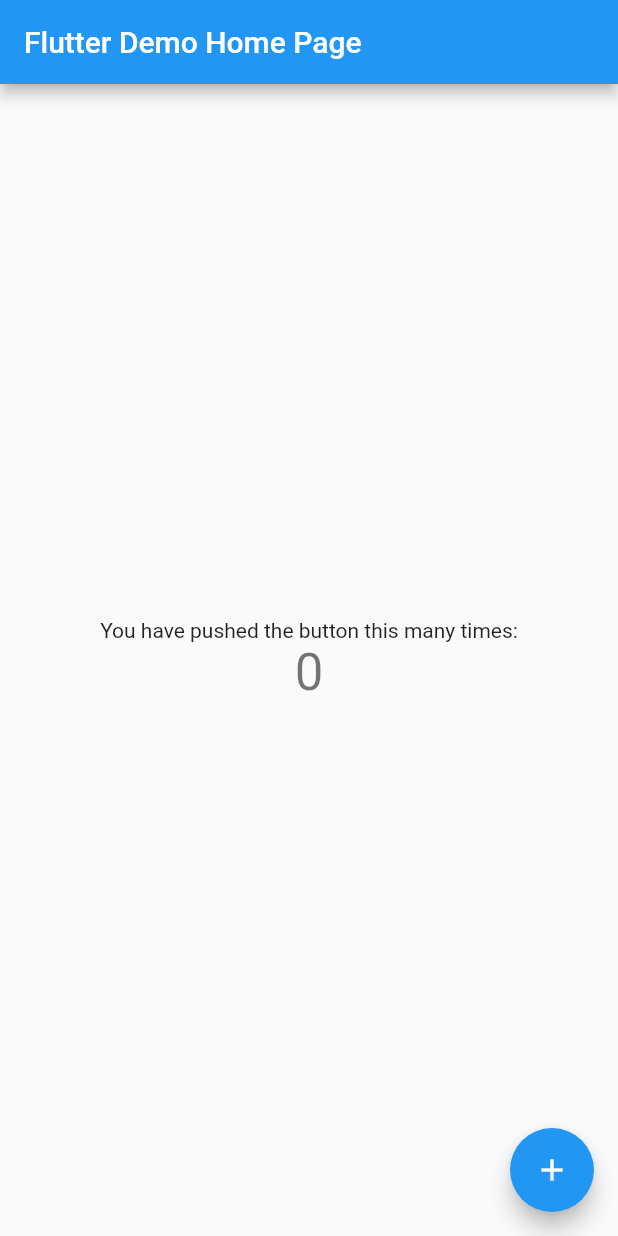
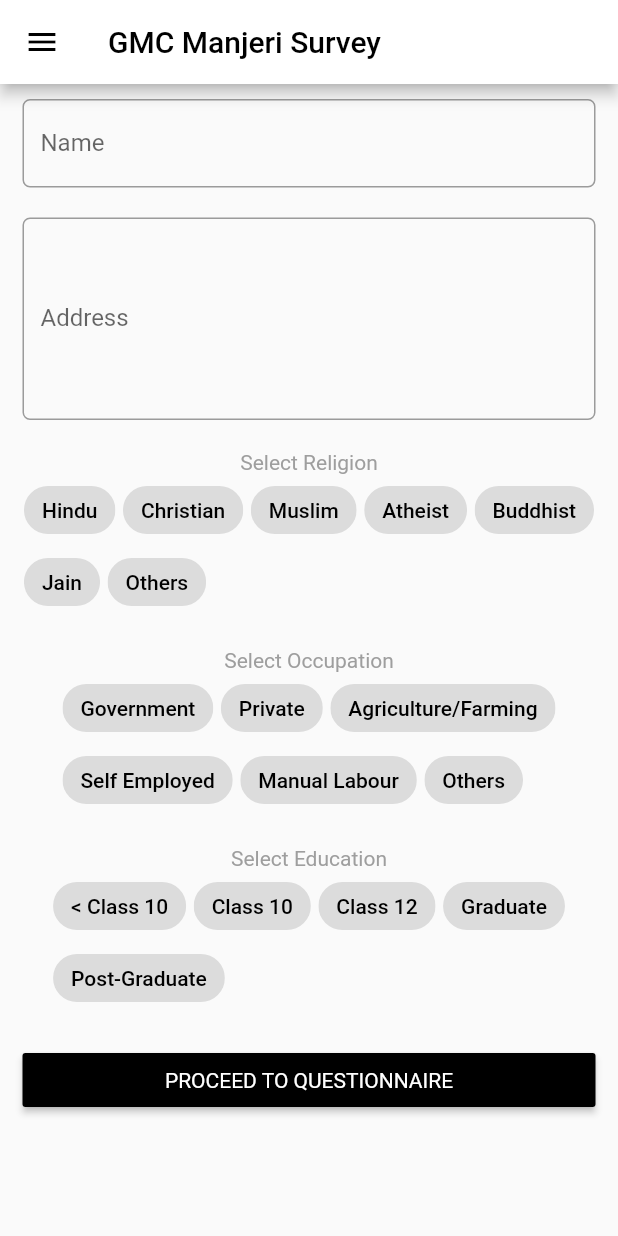
Before and after one commit to ishangh/gmcmanjeri_flutter, a Flutter app: the screen it shows after launch, on a phone screen of 412 x 824 dp. Run offline on Flutter 3.47's test engine with Material 2 defaults, Android fonts, the phone set to English and light mode, and no system bars.

Commit message:
Added files

```diff
--- a/lib/main.dart
+++ b/lib/main.dart
@@ -1,111 +1,30 @@
 import 'package:flutter/material.dart';
+import 'package:gmcmanjeri_flutter/views/mainform.dart';
+void main(){
+  runApp(MyApp());
+}
 
-void main() => runApp(MyApp());
-
-class MyApp extends StatelessWidget {
-  // This widget is the root of your application.
+class MyApp extends StatelessWidget{
   @override
   Widget build(BuildContext context) {
+    // TODO: implement build
     return MaterialApp(
-      title: 'Flutter Demo',
+      title: "GMC Manjeri Survey",
+      debugShowCheckedModeBanner: false,
+      color: Colors.white,
       theme: ThemeData(
-        // This is the theme of your application.
-        //
-        // Try running your application with "flutter run". You'll see the
-        // application has a blue toolbar. Then, without quitting the app, try
-        // changing the primarySwatch below to Colors.green and then invoke
-        // "hot reload" (press "r" in the console where you ran "flutter run",
-        // or simply save your changes to "hot reload" in a Flutter IDE).
-        // Notice that the counter didn't reset back to zero; the application
-        // is not restarted.
-        primarySwatch: Colors.blue,
+          primaryColor: Colors.black,
+          appBarTheme: AppBarTheme(
+              iconTheme: IconThemeData(color: Colors.black)
+          ),
+          inputDecorationTheme: InputDecorationTheme(
+              border: OutlineInputBorder(
+                borderRadius: BorderRadius.circular(5.0),
+              )
+          ),
+          iconTheme: IconThemeData(color: Colors.black)
       ),
-      home: MyHomePage(title: 'Flutter Demo Home Page'),
+      home: MainForm(),
     );
   }
 }
-
-class MyHomePage extends StatefulWidget {
-  MyHomePage({Key key, this.title}) : super(key: key);
-
-  // This widget is the home page of your application. It is stateful, meaning
-  // that it has a State object (defined below) that contains fields that affect
-  // how it looks.
-
-  // This class is the configuration for the state. It holds the values (in this
-  // case the title) provided by the parent (in this case the App widget) and
-  // used by the build method of the State. Fields in a Widget subclass are
-  // always marked "final".
-
-  final String title;
-
-  @override
-  _MyHomePageState createState() => _MyHomePageState();
-}
-
-class _MyHomePageState extends State<MyHomePage> {
-  int _counter = 0;
-
-  void _incrementCounter() {
-    setState(() {
-      // This call to setState tells the Flutter framework that something has
-      // changed in this State, which causes it to rerun the build method below
-      // so that the display can reflect the updated values. If we changed
-      // _counter without calling setState(), then the build method would not be
-      // called again, and so nothing would appear to happen.
-      _counter++;
-    });
-  }
-
-  @override
-  Widget build(BuildContext context) {
-    // This method is rerun every time setState is called, for instance as done
-    // by the _incrementCounter method above.
-    //
-    // The Flutter framework has been optimized to make rerunning build methods
-    // fast, so that you can just rebuild anything that needs updating rather
-    // than having to individually change instances of widgets.
-    return Scaffold(
-      appBar: AppBar(
-        // Here we take the value from the MyHomePage object that was created by
-        // the App.build method, and use it to set our appbar title.
-        title: Text(widget.title),
-      ),
-      body: Center(
-        // Center is a layout widget. It takes a single child and positions it
-        // in the middle of the parent.
-        child: Column(
-          // Column is also layout widget. It takes a list of children and
-          // arranges them vertically. By default, it sizes itself to fit its
-          // children horizontally, and tries to be as tall as its parent.
-          //
-          // Invoke "debug painting" (press "p" in the console, choose the
-          // "Toggle Debug Paint" action from the Flutter Inspector in Android
-          // Studio, or the "Toggle Debug Paint" command in Visual Studio Code)
-          // to see the wireframe for each widget.
-          //
-          // Column has various properties to control how it sizes itself and
-          // how it positions its children. Here we use mainAxisAlignment to
-          // center the children vertically; the main axis here is the vertical
-          // axis because Columns are vertical (the cross axis would be
-          // horizontal).
-          mainAxisAlignment: MainAxisAlignment.center,
-          children: <Widget>[
-            Text(
-              'You have pushed the button this many times:',
-            ),
-            Text(
-              '$_counter',
-              style: Theme.of(context).textTheme.display1,
-            ),
-          ],
-        ),
-      ),
-      floatingActionButton: FloatingActionButton(
-        onPressed: _incrementCounter,
-        tooltip: 'Increment',
-        child: Icon(Icons.add),
-      ), // This trailing comma makes auto-formatting nicer for build methods.
-    );
-  }
-}
--- /dev/null
+++ b/lib/models/person.dart
@@ -0,0 +1,44 @@
+class Person{
+  int _id = 0;
+  String _name = "";
+  String _address = "";
+  String _religion = "";
+  String _occupation = "";
+  String _education = "";
+
+  Person(int id, String name, String address, String religion, String occupation, String education){
+    this._id = id;
+    this._name = name;
+    this._address = address;
+    this._religion = religion;
+    this._occupation = occupation;
+    this._education = education;
+  }
+
+  int get id => _id;
+  String get name => _name;
+  String get address => _address;
+  String get religion => _religion;
+  String get occupation => _occupation;
+  String get education => _education;
+
+  set name(String newName){
+    this._name = newName;
+  }
+
+  set address(String newAddress){
+    this._address = newAddress;
+  }
+
+  set religion(String newReligion){
+    this._religion = newReligion;
+  }
+
+  set occupation(String newOccupation){
+    this._occupation = newOccupation;
+  }
+
+  set education(String newEducation){
+    this._education = newEducation;
+  }
+}
--- /dev/null
+++ b/lib/views/mainform.dart
@@ -0,0 +1,246 @@
+import 'package:flutter/material.dart';
+import 'package:gmcmanjeri_flutter/models/person.dart';
+import 'package:gmcmanjeri_flutter/views/questionnaire.dart';
+
+// ONLY FOR TESTING = Some ID Value
+int _id = 0;
+
+// We declare religions here.
+const List<String> _Religions = [
+  "Hindu",
+  "Christian",
+  "Muslim",
+  "Atheist",
+  "Buddhist",
+  "Jain",
+  "Others"
+];
+// We declare occupation here.
+const List<String> _Occupations = [
+  "Government",
+  "Private",
+  "Agriculture/Farming",
+  "Self Employed",
+  "Manual Labour",
+  "Others"
+];
+// We declare education here.
+const List<String> _EducationCategories = [
+  "< Class 10",
+  "Class 10",
+  "Class 12",
+  "Graduate",
+  "Post-Graduate",
+//  "Doctorate"
+];
+
+class MainForm extends StatefulWidget{
+  @override
+  State<StatefulWidget> createState() {
+    // TODO: implement createState
+    return MainFormState();
+  }
+}
+
+
+class MainFormState extends State<MainForm>{
+
+  // Selected Strings for Options
+  static String _selectedReligion = '';
+  static String _selectedOccupation = '';
+  static String _selectedEducation = '';
+  // TEXT FIELD CONTROLLER STRINGS
+  TextEditingController nameController = new TextEditingController();
+  TextEditingController addressController = new TextEditingController();
+
+  // Widget Builder (UI Builder)
+  @override
+  Widget build(BuildContext context) {
+    return Scaffold(
+        appBar: AppBar(
+          title: Text('GMC Manjeri Survey', style: TextStyle(color: Colors.black),),
+          backgroundColor: Colors.white,
+          leading: GestureDetector(
+            child: Icon(Icons.menu),
+            onTap: (){
+              debugPrint("Hamburger Menu Clicked");
+            },
+          ),
+        ),
+        body: Builder(
+            builder: (context) => Padding(
+                padding: EdgeInsets.only(top: 0.0),
+                child: ListView(
+                  children: <Widget>[
+                    Padding(
+                      padding: commonPadding(),
+                      child: TextField(
+                        controller: nameController,
+                        onChanged: (value){
+                          setState() {
+                            debugPrint("[main] Name Controller Changed");
+                          }
+                        },
+                        decoration: InputDecoration(
+                          labelText: 'Name',
+                        ),
+                      ), // TEXTFIELD
+                    ), // PADDING
+                    Padding(
+                      padding: commonPadding(),
+                      child: TextField(
+                        controller: addressController,
+                        keyboardType: TextInputType.multiline,
+                        maxLines: 5,
+                        onChanged: (value){
+                          setState(() {
+                            debugPrint('[main] Address Controller Changed');
+                          });
+                        },
+                        decoration: InputDecoration(
+                          labelText: 'Address',
+                        ),
+                      ),
+                    ),
+                    Padding(
+                        padding: commonPadding(),
+                        child: Column(
+                          children: <Widget>[
+                            Center(
+                                child: Text("Select Religion", style: TextStyle(color: Colors.grey))
+                            ),
+                            Wrap(
+                                spacing: 5,
+                                children: _Religions.map((String religion)=> ChoiceChip(
+                                  selected: _selectedReligion == religion,
+                                  backgroundColor: Colors.black12,
+                                  label: Text(religion.toString(), style: TextStyle(color: Colors.black),),
+                                  //                        avatar: _selectedReligion == religion
+                                  //                            ? Icon(Icons.done)
+                                  //                            : null,
+                                  selectedColor: Colors.grey,
+                                  onSelected: (bool isChecked){
+                                    setState(() {
+                                      _selectedReligion = isChecked ? religion : "";
+                                    });
+                                  },
+                                )).toList()
+                            ), // WRAP
+                          ],
+                        )
+                    ),
+                    Padding(
+                        padding: EdgeInsets.only(top: 10.0, bottom: 10.0),
+                        child: Column(
+                          children: <Widget>[
+                            Center(
+                                child: Text("Select Occupation", style: TextStyle(color: Colors.grey))
+                            ),
+                            Wrap(
+                                spacing: 5,
+                                children: _Occupations.map((String occupation)=> ChoiceChip(
+                                  selected: _selectedOccupation == occupation,
+                                  backgroundColor: Colors.black12,
+                                  label: Text(occupation.toString(), style: TextStyle(color: Colors.black),),
+                                  //                        avatar: _selectedReligion == religion
+                                  //                            ? Icon(Icons.done)
+                                  //                            : null,
+                                  selectedColor: Colors.grey,
+                                  onSelected: (bool isChecked){
+                                    setState(() {
+                                      _selectedOccupation = isChecked ? occupation : "";
+                                    });
+                                  },
+                                )).toList()
+                            ), // WRAP
+                          ],
+                        )
+                    ),
+                    Padding(
+                        padding: EdgeInsets.only(top: 10.0, bottom: 10.0),
+                        child: Column(
+                          children: <Widget>[
+                            Center(
+                                child: Text("Select Education", style: TextStyle(color: Colors.grey))
+                            ),
+                            Wrap(
+                                spacing: 5,
+                                children: _EducationCategories.map((String education)=> ChoiceChip(
+                                  selected: _selectedEducation == education,
+                                  backgroundColor: Colors.black12,
+                                  label: Text(education.toString(), style: TextStyle(color: Colors.black),),
+                                  //                        avatar: _selectedReligion == religion
+                                  //                            ? Icon(Icons.done)
+                                  //                            : null,
+                                  selectedColor: Colors.grey,
+                                  onSelected: (bool isChecked){
+                                    setState(() {
+                                      _selectedEducation = isChecked ? education : "";
+                                    });
+                                  },
+                                )).toList()
+                            ), // WRAP
+                          ],
+                        )
+                    ),
+                    Padding(
+                      padding: EdgeInsets.only(top: 10.0, bottom: 25.0, left: 15.0, right: 15.0),
+                      child: RaisedButton(
+                        child: Text(
+                          "PROCEED TO QUESTIONNAIRE",
+                          style: TextStyle(fontWeight: FontWeight.w400, color: Colors.white),
+                        ),
+                        color: Colors.black,
+                        onPressed: (){
+                          debugPrint("Proceed clicked");
+                          if((_selectedEducation.isNotEmpty) &&
+                              (_selectedOccupation.isNotEmpty) &&
+                              (_selectedOccupation.isNotEmpty) &&
+                              (nameController.text.isNotEmpty) &&
+                              (addressController.text.isNotEmpty))
+
+                          {
+                            Person person = new Person(
+                                getNewId(),
+                                nameController.text,
+                                addressController.text,
+                                _selectedReligion,
+                                _selectedOccupation,
+                                _selectedEducation
+                            );
+                            navigateToQuestionnaire(person);
+                          }
+                          else{
+                            Scaffold.of(context).showSnackBar(_showSnack("One or more fields above are empty."));
+                          }
+                        },
+                      ),
+                    )
+                  ],
+                )
+            )
+        )
+    );
+
+  }
+  EdgeInsets commonPadding(){
+    return EdgeInsets.only(top: 10, bottom: 10, left: 15, right: 15);
+  }
+  void navigateToQuestionnaire(Person person) async{
+//    final dataFromQuestionnaire = await Navigator.push(
+//      context, MaterialPageRoute(builder: (context){
+//        return QuestionnaireState(person: person);
+//    })
+//    );
+    Navigator.push(context, MaterialPageRoute(builder: (context){
+      return Questionnaire(person);
+    }));
+  }
+  int getNewId(){
+    return _id++;
+  }
+
+  SnackBar _showSnack(String text){
+    return SnackBar(content: Text(text));
+  }
+}
```
Also changed, not shown: lib/views/questionnaire.dart (added, +70 -0 lines).
